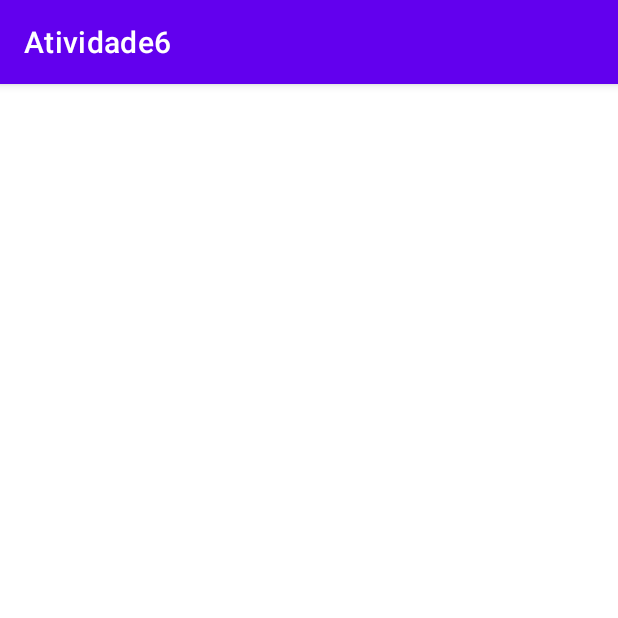
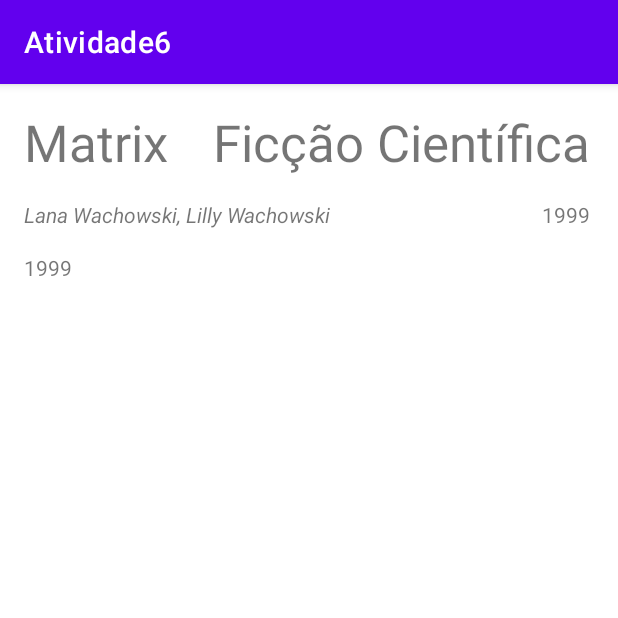
Before and after one commit to rodrigoelias15/dcc196-2021-1er-atv6-rodrigoelias15, an Android app: the screen it shows after launch (MainActivity), on a phone screen of 412 x 824 dp, the top half of it. Run offline under Robolectric (Android 15) with nearby library versions, the phone set to English and light mode, and no system bars.

Commit message:
Alteração do layout, colocado mais textViews

```diff
--- a/app/src/main/java/com/example/atividade6/Filmes.java
+++ b/app/src/main/java/com/example/atividade6/Filmes.java
@@ -5,12 +5,15 @@ public class Filmes {
     private String estilo;
     private String diretor;
     private Integer ano;
+    private boolean visto;
+    private boolean assistido;
 
-    public Filmes(String titulo, String estilo, String diretor, Integer ano) {
+    public Filmes(String titulo, String estilo, String diretor, Integer ano, boolean visto) {
         this.titulo = titulo;
         this.estilo = estilo;
         this.diretor = diretor;
         this.ano = ano;
+        this.visto = visto;
     }
 
     public String getTitulo() {
--- a/app/src/main/java/com/example/atividade6/FilmesAdapter.java
+++ b/app/src/main/java/com/example/atividade6/FilmesAdapter.java
@@ -1,7 +1,11 @@
 package com.example.atividade6;
 
+import android.content.Context;
+import android.text.Layout;
+import android.view.LayoutInflater;
 import android.view.View;
 import android.view.ViewGroup;
+import android.widget.TextView;
 
 import androidx.annotation.NonNull;
 import androidx.recyclerview.widget.RecyclerView;
@@ -18,22 +22,40 @@ public class FilmesAdapter extends RecyclerView.Adapter<FilmesAdapter.FilmesView
     @NonNull
     @Override
     public FilmesViewHolder onCreateViewHolder(@NonNull ViewGroup parent, int viewType) {
-        return null;
+        Context ctx = parent.getContext();
+        LayoutInflater inflater = LayoutInflater.from(ctx);
+        View filmesView = inflater.inflate(R.layout.filmes_layout, parent, false);
+        FilmesViewHolder viewHolder = new FilmesViewHolder(filmesView);
+        return viewHolder;
     }
 
     @Override
     public void onBindViewHolder(@NonNull FilmesViewHolder holder, int position) {
-
+        holder.textViewTitulo.setText(filmes.get(position).getTitulo());
+        holder.textViewEstilo.setText(filmes.get(position).getEstilo());
+        holder.textViewDiretor.setText(filmes.get(position).getDiretor());
+        holder.textViewAno.setText(filmes.get(position).getAno().toString());
+        holder.textViewVisto.setText(filmes.get(position).getAno().toString());
     }
 
     @Override
     public int getItemCount() {
-        return 0;
+        return filmes.size();
     }
 
     public class FilmesViewHolder extends RecyclerView.ViewHolder{
+        private TextView textViewTitulo;
+        private TextView textViewEstilo;
+        private TextView textViewDiretor;
+        private TextView textViewAno;
+        private TextView textViewVisto;
         public FilmesViewHolder(@NonNull View itemView) {
             super(itemView);
+            textViewTitulo = itemView.findViewById((R.id.textViewTitulo));
+            textViewEstilo = itemView.findViewById((R.id.textViewEstilo));
+            textViewDiretor = itemView.findViewById((R.id.textViewDiretor));
+            textViewAno = itemView.findViewById((R.id.textViewAno));
+            textViewVisto = itemView.findViewById((R.id.textViewVisto));
         }
     }
 }
--- a/app/src/main/java/com/example/atividade6/MainActivity.java
+++ b/app/src/main/java/com/example/atividade6/MainActivity.java
@@ -20,12 +20,12 @@ public class MainActivity extends AppCompatActivity {
         super.onCreate(savedInstanceState);
         setContentView(R.layout.activity_main);
         filmes = new ArrayList<Filmes>(){{
-            add(new Filmes("Matrix", "Ficção Científica", "Lana Wachowski, Lilly Wachowski", 1999));
-            add(new Filmes("2012", "Ficção Científica", "Roland Emmerich", 2009));
-            add(new Filmes("O Silêncio dos Inocentes", "Terror/Suspense", "Jonathan Demme", 1991));
-            add(new Filmes("A Máscara do Zorro", "Ação/Aventura", "Martin Campbell", 1998));
-            add(new Filmes("Jolt", "Ação/Comédia", "Tanya Wexler", 2021));
-            add(new Filmes("Donnie Darko", "Ficção Científica/Fantasia", " Richard Kelly", 2001));
+            add(new Filmes("Matrix", "Ficção Científica", "Lana Wachowski, Lilly Wachowski", 1999, true));
+            add(new Filmes("2012", "Ficção Científica", "Roland Emmerich", 2009, true));
+            add(new Filmes("O Silêncio dos Inocentes", "Terror/Suspense", "Jonathan Demme", 1991, true));
+            add(new Filmes("A Máscara do Zorro", "Ação/Aventura", "Martin Campbell", 1998, true));
+            add(new Filmes("Jolt", "Ação/Comédia", "Tanya Wexler", 2021, true));
+            add(new Filmes("Donnie Darko", "Ficção Científica/Fantasia", " Richard Kelly", 2001, true));
         }};
 
         layoutManager = new LinearLayoutManager(this);
--- a/app/src/main/res/layout/filmes_layout.xml
+++ b/app/src/main/res/layout/filmes_layout.xml
@@ -3,14 +3,14 @@
     xmlns:app="http://schemas.android.com/apk/res-auto"
     xmlns:tools="http://schemas.android.com/tools"
     android:layout_width="match_parent"
-    android:layout_height="wrap_content"
+    android:layout_height="match_parent"
     android:padding="16sp">
 
     <TextView
         android:id="@+id/textViewTitulo"
         android:layout_width="0dp"
         android:layout_height="45dp"
-        android:text="@string/app_name"
+        android:text="Titulo"
         android:textSize="34sp"
         app:layout_constraintEnd_toStartOf="@+id/textViewEstilo"
         app:layout_constraintHorizontal_bias="0.5"
@@ -21,8 +21,8 @@
         android:id="@+id/textViewDiretor"
         android:layout_width="wrap_content"
         android:layout_height="wrap_content"
-        android:layout_marginTop="64dp"
-        android:text="@string/app_name"
+        android:layout_marginTop="16dp"
+        android:text="Diretor"
         android:textStyle="italic"
         app:layout_constraintStart_toStartOf="@+id/textViewTitulo"
         app:layout_constraintTop_toBottomOf="@+id/textViewTitulo" />
@@ -31,7 +31,7 @@
         android:id="@+id/textViewEstilo"
         android:layout_width="wrap_content"
         android:layout_height="wrap_content"
-        android:text="@string/app_name"
+        android:text="Estilo"
         android:textSize="34sp"
         app:layout_constraintBaseline_toBaselineOf="@+id/textViewTitulo"
         app:layout_constraintEnd_toEndOf="parent"
@@ -42,9 +42,18 @@
         android:id="@+id/textViewAno"
         android:layout_width="wrap_content"
         android:layout_height="wrap_content"
-        android:layout_marginTop="64dp"
-        android:text="@string/app_name"
+        android:layout_marginTop="16dp"
+        android:text="Ano"
         app:layout_constraintEnd_toEndOf="@+id/textViewEstilo"
         app:layout_constraintTop_toBottomOf="@+id/textViewEstilo" />
 
+    <TextView
+        android:id="@+id/textViewVisto"
+        android:layout_width="wrap_content"
+        android:layout_height="wrap_content"
+        android:layout_marginTop="16dp"
+        android:text="Visto"
+        app:layout_constraintStart_toStartOf="@+id/textViewDiretor"
+        app:layout_constraintTop_toBottomOf="@+id/textViewDiretor" />
+
 </androidx.constraintlayout.widget.ConstraintLayout>
```
